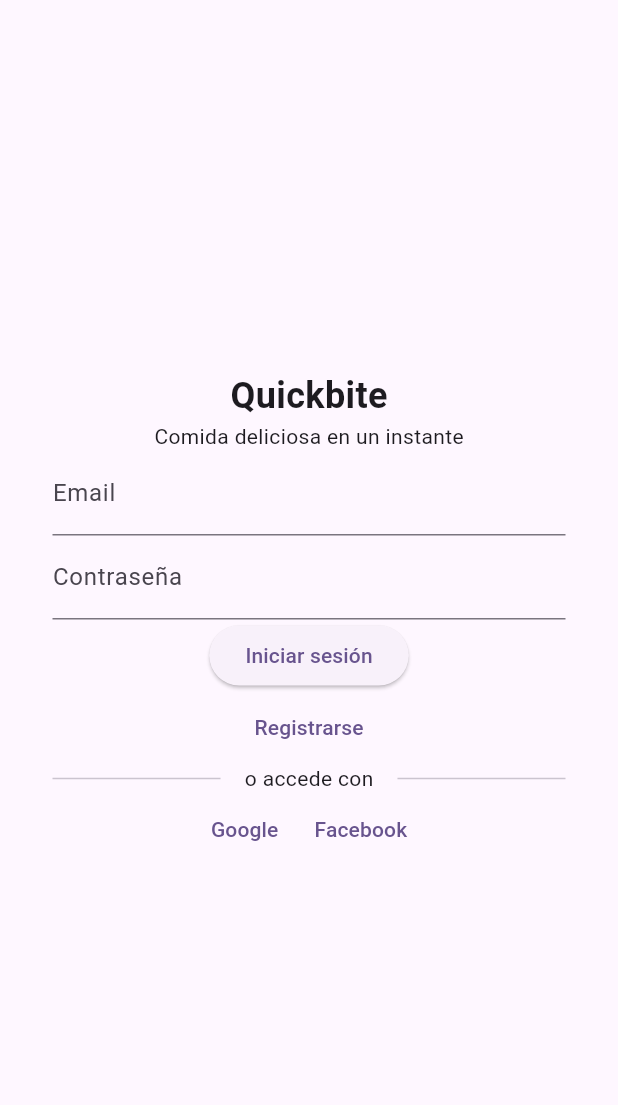
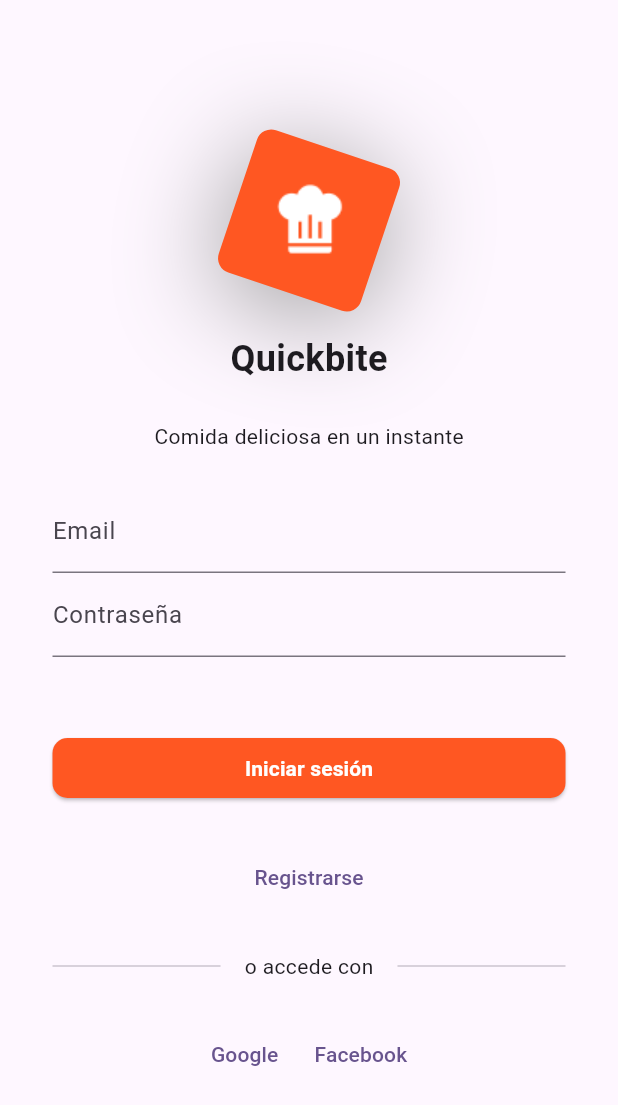
Before and after one commit to JeffDevX/quickbite_app, a Flutter app: the screen it shows after launch, on a phone screen of 412 x 824 dp. Shown: the top 1105 px of the screen. Run offline on Flutter 3.47's test engine with Material 3 defaults, Android fonts, the phone set to English and light mode, and no system bars; our stand-ins replace bloc, flutter_bloc, go_router, hexcolor.

Commit message:
Add app logo and style login button
Add new app logo widget and image asset, and update the login screen UI. Introduces assets/images/cook.png and lib/features/login/widgets/app_logo.dart (stacked rotated colored box + image). Login screen now displays the AppLogo, obscures the password field, and replaces the submit button with a centered, styled button that shows a loading indicator. Also adds hexcolor dependency to pubspec.yaml for color handling.

```diff
--- a/lib/features/login/screens/login_screen.dart
+++ b/lib/features/login/screens/login_screen.dart
@@ -1,7 +1,9 @@
 import 'package:flutter/material.dart';
 import 'package:flutter_bloc/flutter_bloc.dart';
 import 'package:go_router/go_router.dart';
+import 'package:hexcolor/hexcolor.dart';
 import 'package:quickbite_app/features/login/bloc/login_bloc.dart';
+import 'package:quickbite_app/features/login/widgets/app_logo.dart';
 
 class LoginScreen extends StatelessWidget {
   const LoginScreen({super.key});
@@ -16,8 +18,10 @@
         child: Padding(
           padding: const EdgeInsets.all(35.0),
           child: Column(
+            spacing: 25,
             mainAxisAlignment: MainAxisAlignment.center,
             children: [
+              AppLogo(),
               Text(
                 'Quickbite',
                 style: TextStyle(fontSize: 24, fontWeight: FontWeight.bold),
@@ -53,22 +57,56 @@
                             (value) => context.read<LoginBloc>().add(
                               LoginPasswordChanged(value),
                             ),
+                        obscureText: true,
                         controller: passwordController,
                         decoration: InputDecoration(label: Text('Contraseña')),
                       ),
-                      BlocBuilder<LoginBloc, LoginState>(
+                      Padding(
+                        padding: const EdgeInsets.only(top: 50),
+                        child: Row(
+                          mainAxisAlignment: MainAxisAlignment.center,
+                          children: [
+                            Expanded(
+                              child: BlocBuilder<LoginBloc, LoginState>(
                                 builder: (context, state) {
                                   return ElevatedButton(
+                                    style: ButtonStyle(
+                                      shape: WidgetStatePropertyAll(
+                                        RoundedRectangleBorder(
+                                          borderRadius:
+                                              BorderRadiusGeometry.circular(10),
+                                        ),
+                                      ),
+                                      backgroundColor: WidgetStatePropertyAll(
+                                        HexColor('FF5722'),
+                                      ),
+                                    ),
                                     onPressed:
                                         () => context.read<LoginBloc>().add(
                                           LoginSubmitted(),
                                         ),
                                     child:
                                         state.isLoading
-                                    ? CircularProgressIndicator()
-                                    : Text('Iniciar sesión'),
+                                            ? SizedBox(
+                                              height: 15,
+                                              width: 15,
+                                              child: CircularProgressIndicator(
+                                                color: Colors.white,
+                                              ),
+                                            )
+                                            : Text(
+                                              'Iniciar sesión',
+                                              style: TextStyle(
+                                                color: Colors.white,
+                                                fontWeight: FontWeight.bold,
+                                              ),
+                                            ),
                                   );
                                 },
+                              ),
+                            ),
+                          ],
+                        ),
                       ),
                     ],
                   ),
--- /dev/null
+++ b/lib/features/login/widgets/app_logo.dart
@@ -0,0 +1,36 @@
+import 'dart:math';
+
+import 'package:flutter/material.dart';
+import 'package:hexcolor/hexcolor.dart';
+
+class AppLogo extends StatelessWidget {
+  const AppLogo({super.key});
+
+  @override
+  Widget build(BuildContext context) {
+    return Stack(
+      alignment: AlignmentGeometry.center,
+      children: [
+        Transform.rotate(
+          angle: 18.54 * pi / 180,
+          child: Container(
+            height: 100,
+            width: 100,
+            decoration: BoxDecoration(
+              boxShadow: [
+                BoxShadow(
+                  offset: Offset(0, 10),
+                  blurRadius: 60,
+                  color: Colors.grey,
+                ),
+              ],
+              color: HexColor('FF5722'),
+              borderRadius: BorderRadius.circular(10),
+            ),
+          ),
+        ),
+        Image.asset('assets/images/cook.png'),
+      ],
+    );
+  }
+}
--- a/pubspec.yaml
+++ b/pubspec.yaml
@@ -34,6 +34,7 @@
     sdk: flutter
   flutter_bloc: ^9.1.1
   go_router: ^17.1.0
+  hexcolor: ^3.0.2
 
 dev_dependencies:
   flutter_lints: ^5.0.0
```
Also changed, not shown: assets/images/cook.png (added). Lines whose indentation alone changed are shown as unchanged.
